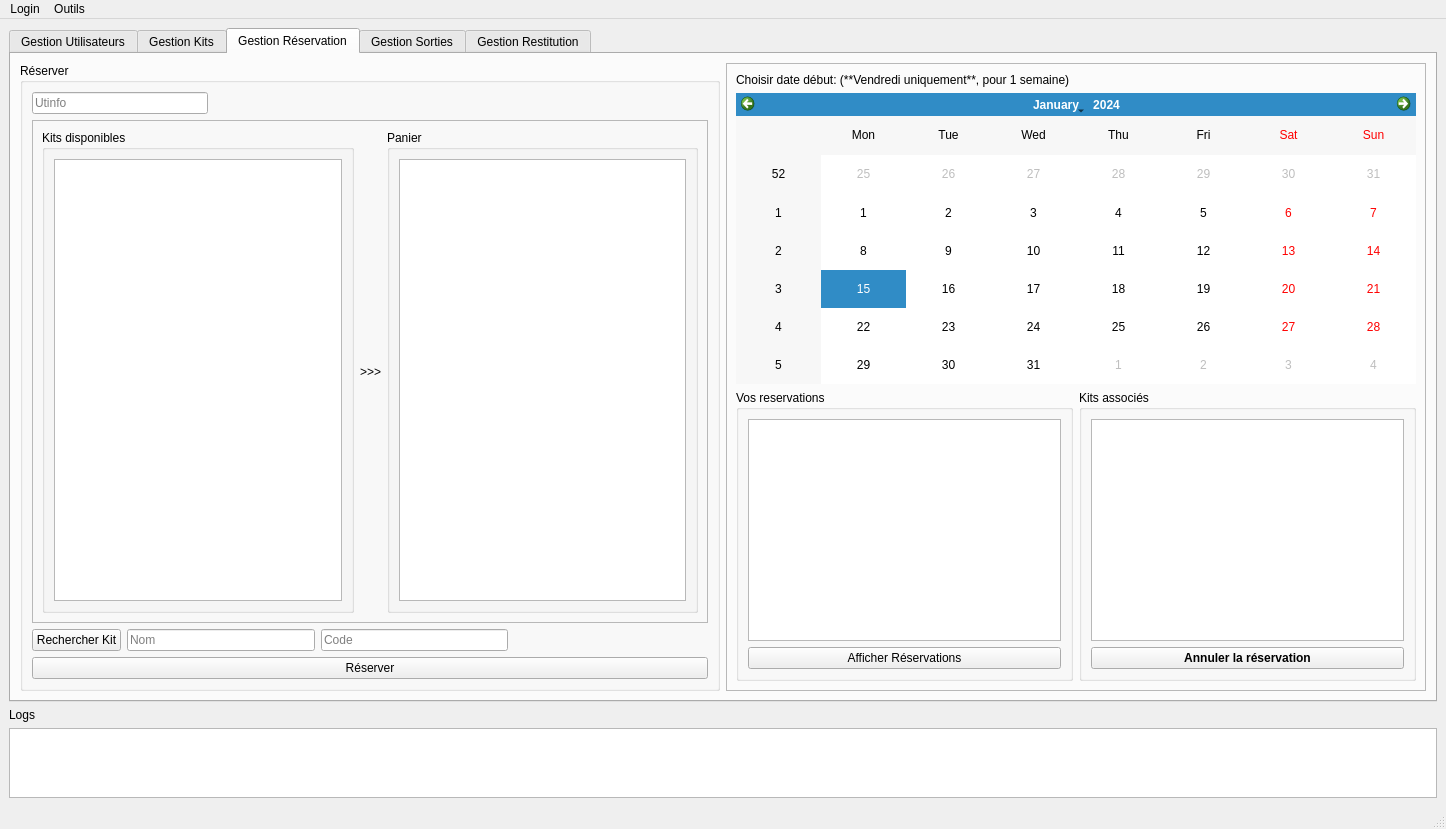
Old version of the form mainwindow.ui in the repository diluxe01/Micro_Brico.
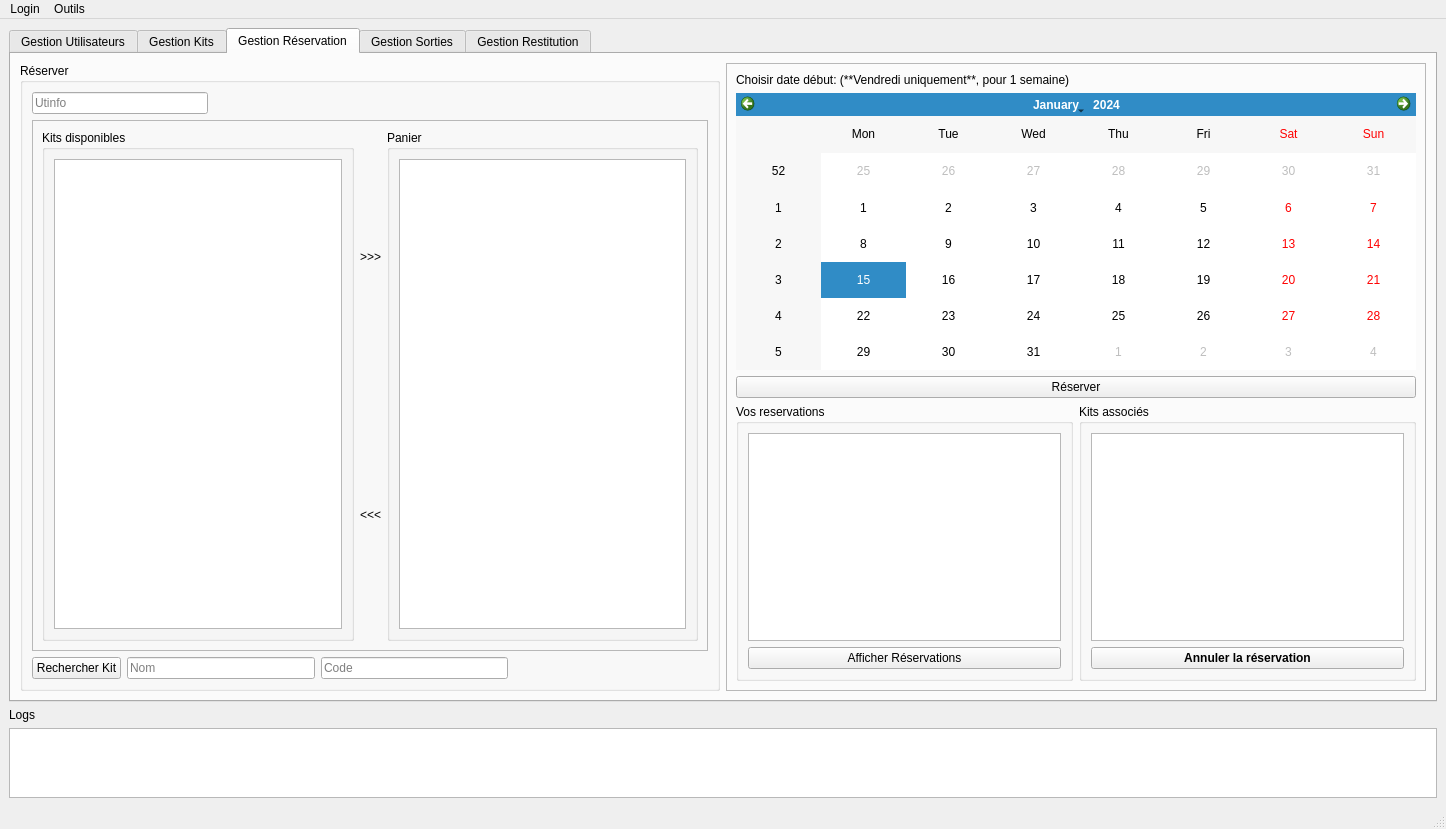
New version of the form. The open tabs and pages were chosen to show the change. Icons and pictures are not drawn.

```diff
--- a/mainwindow.ui
+++ b/mainwindow.ui
@@ -462,17 +462,32 @@
                 </property>
                 <layout class="QHBoxLayout" name="horizontalLayout_7">
                  <item>
-                  <widget class="QListWidget" name="RESA_listWidget_resa"/>
+                  <widget class="QListWidget" name="RESA_listWidget_resa">
+                   <property name="toolTip">
+                    <string>Double cliquer pour mettre dans le panier</string>
+                   </property>
+                  </widget>
                  </item>
                 </layout>
                </widget>
               </item>
               <item>
-               <widget class="QLabel" name="label_2">
-                <property name="text">
-                 <string>&gt;&gt;&gt;</string>
-                </property>
-               </widget>
+               <layout class="QVBoxLayout" name="verticalLayout_17">
+                <item>
+                 <widget class="QLabel" name="label">
+                  <property name="text">
+                   <string>&gt;&gt;&gt;</string>
+                  </property>
+                 </widget>
+                </item>
+                <item>
+                 <widget class="QLabel" name="label_2">
+                  <property name="text">
+                   <string>&lt;&lt;&lt;</string>
+                  </property>
+                 </widget>
+                </item>
+               </layout>
               </item>
               <item>
                <widget class="QGroupBox" name="groupBox_6">
@@ -481,7 +496,11 @@
                 </property>
                 <layout class="QHBoxLayout" name="horizontalLayout_6">
                  <item>
-                  <widget class="QListWidget" name="RESA_listWidget_panierResa"/>
+                  <widget class="QListWidget" name="RESA_listWidget_panierResa">
+                   <property name="toolTip">
+                    <string>Double cliquer pour retirer du panier</string>
+                   </property>
+                  </widget>
                  </item>
                 </layout>
                </widget>
@@ -530,13 +549,6 @@
              </item>
             </layout>
            </item>
-           <item>
-            <widget class="QPushButton" name="RESA_pushButton_reserver">
-             <property name="text">
-              <string>Réserver</string>
-             </property>
-            </widget>
-           </item>
           </layout>
          </widget>
         </item>
@@ -562,6 +574,13 @@
            <item>
             <widget class="QCalendarWidget" name="RESA_calendarWidget"/>
            </item>
+           <item>
+            <widget class="QPushButton" name="RESA_pushButton_reserver">
+             <property name="text">
+              <string>Réserver</string>
+             </property>
+            </widget>
+           </item>
            <item>
             <layout class="QHBoxLayout" name="horizontalLayout_14">
              <item>
```
Left out of the diff: 122 changed lines with no effect on the pictures.
